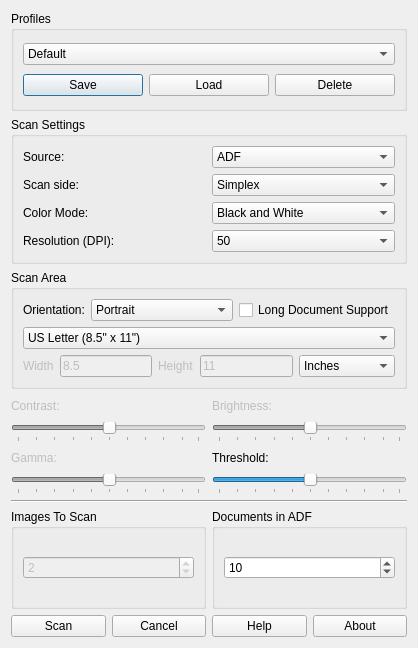
This is TWAIN-Samples/Twain_DS_sample01/src/MainForm.ui in twain/twain-samples as Qt 5 draws it before an edit. The edited form follows.
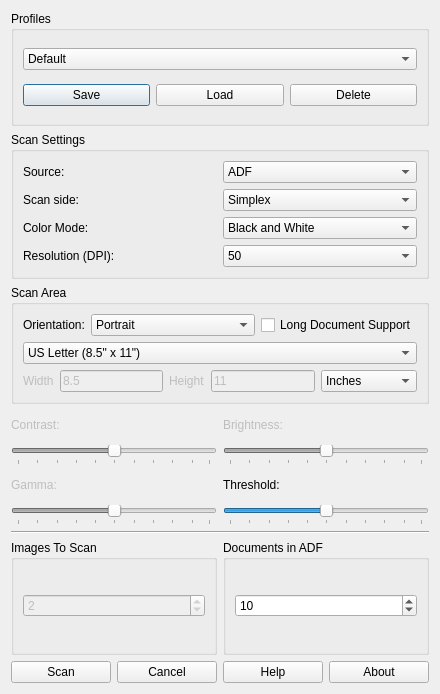
This is the edited form. Icons and pictures are not drawn.

What changed in the file:
```diff
--- a/TWAIN-Samples/Twain_DS_sample01/src/MainForm.ui
+++ b/TWAIN-Samples/Twain_DS_sample01/src/MainForm.ui
@@ -6,8 +6,8 @@
    <rect>
     <x>0</x>
     <y>0</y>
-    <width>418</width>
-    <height>648</height>
+    <width>440</width>
+    <height>694</height>
    </rect>
   </property>
   <property name="contextMenuPolicy">
```
Left out of the diff: 2 changed lines with no effect on the pictures.
